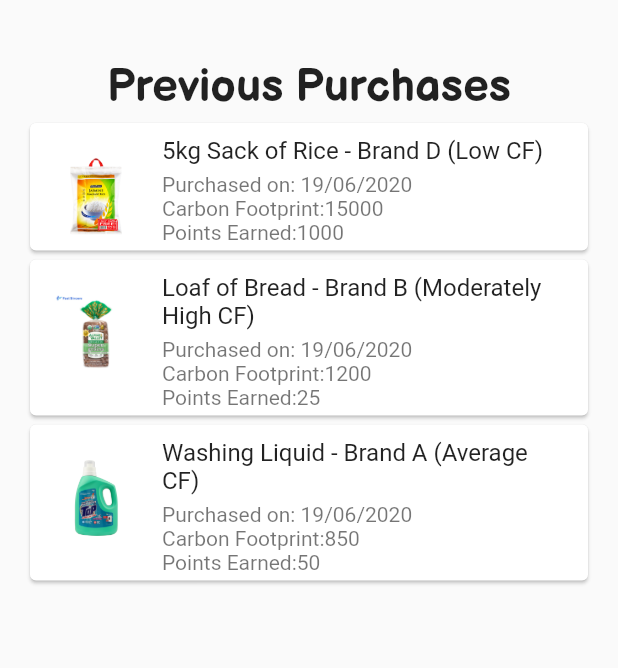
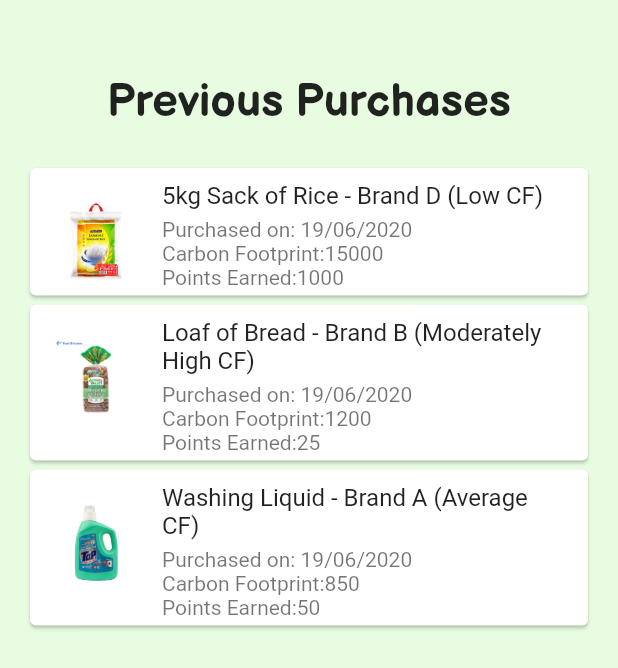
Before and after one commit to geraldspacelim/green_scanner, a Flutter app: the History screen opened directly, on a phone screen of 412 x 824 dp. Shown: the top 668 px of the screen. Run offline on Flutter 3.47's test engine with Material 2 defaults, Android fonts, the phone set to English and light mode, and no system bars; our stand-ins replace curved_navigation_bar, flutter_speed_dial, rflutter_alert, shared_preferences; missing offline and left inert: barcode_scan; accounts and stored records are empty; network calls fail.

Commit message:
lets go korea

```diff
--- a/lib/main.dart
+++ b/lib/main.dart
@@ -65,6 +65,7 @@ class MyApp extends StatelessWidget {
   @override
   Widget build(BuildContext context) {
     return MaterialApp(
+      debugShowCheckedModeBanner: false,
       home: NavBar(),
       routes: {
         '/navigator': (context) => NavBar(),
--- a/lib/screens/history/history.dart
+++ b/lib/screens/history/history.dart
@@ -1,4 +1,5 @@
 import 'package:flutter/material.dart';
+import 'package:green_scanner/constants/constants.dart';
 import 'package:green_scanner/screens/history/historylist.dart';
 
 class History extends StatefulWidget {
@@ -10,12 +11,13 @@ class _HistoryState extends State<History> {
   @override
   Widget build(BuildContext context) {
     return Scaffold(
+      backgroundColor: Constants.backgroundColor,
       body: SingleChildScrollView(
         scrollDirection: Axis.vertical,
           child: Column(
             crossAxisAlignment: CrossAxisAlignment.center,
             children: <Widget> [
-              SizedBox(height: 40),
+              SizedBox(height: 50),
               Text("Previous Purchases",
                 style: const TextStyle(
                   fontFamily: 'BalsamiqSans',
@@ -23,6 +25,7 @@ class _HistoryState extends State<History> {
                   fontSize: 30,
                 ),
               ),
+              SizedBox(height:20),
               HistoryList(),
             ]
           ),
--- a/lib/screens/rewards/rewards.dart
+++ b/lib/screens/rewards/rewards.dart
@@ -1,4 +1,5 @@
 import 'package:flutter/material.dart';
+import 'package:green_scanner/constants/constants.dart';
 import 'package:green_scanner/screens/rewards/rewardslist.dart';
 import 'package:shared_preferences/shared_preferences.dart';
 import 'package:provider/provider.dart';
@@ -31,6 +32,7 @@ class _RewardsState extends State<Rewards> {
   @override
   Widget build(BuildContext context) {
     return Scaffold(
+      backgroundColor: Constants.backgroundColor,
       body: Column(
         crossAxisAlignment: CrossAxisAlignment.center,
         children: <Widget> [
```
